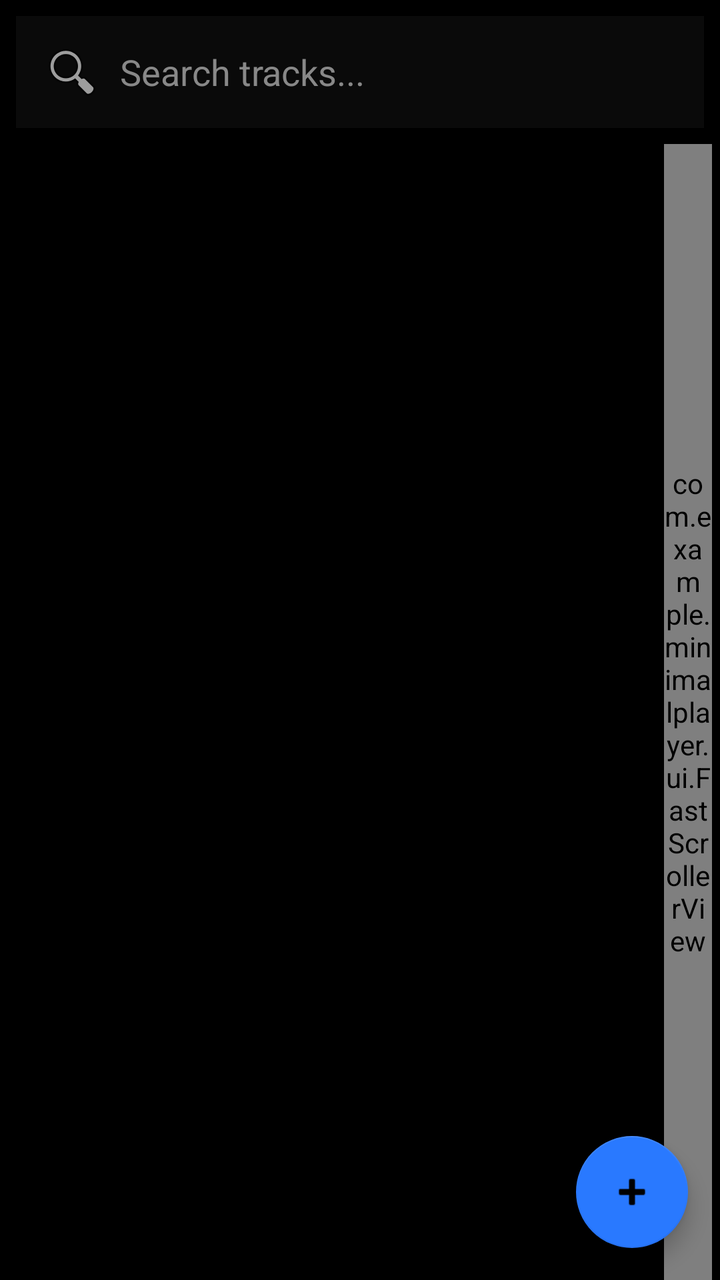
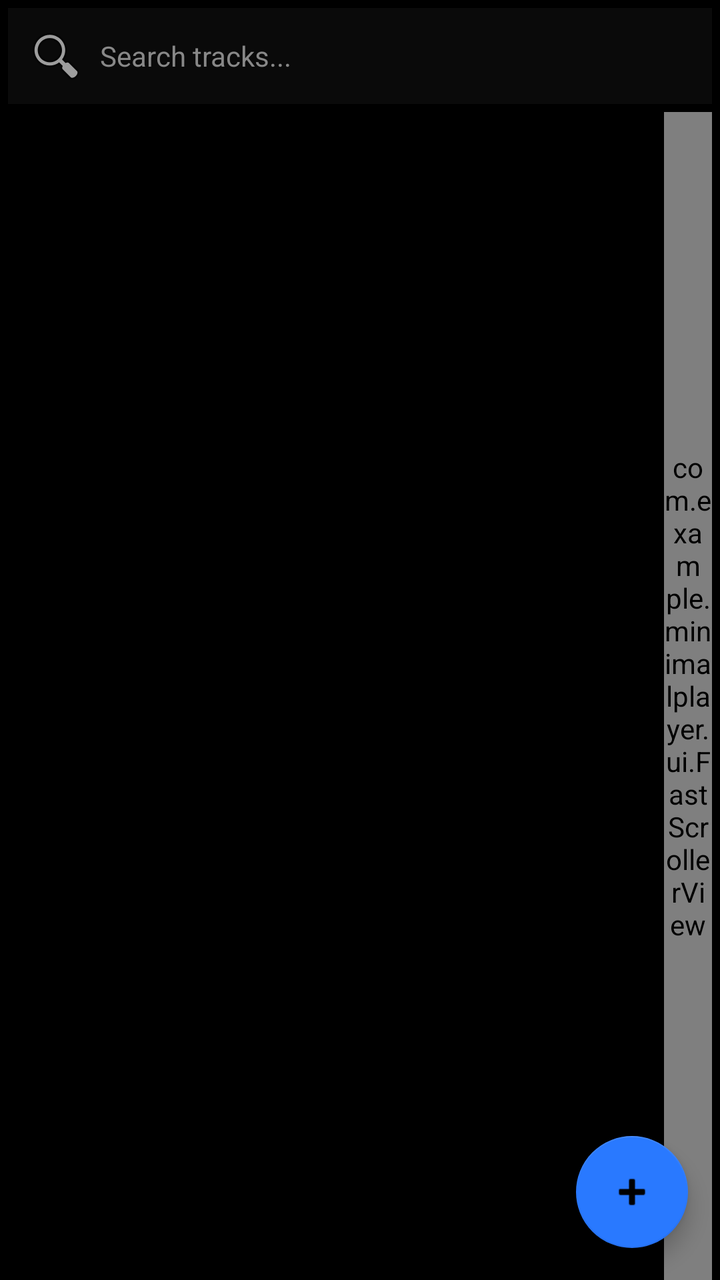

Compare the two renders of this Android layout. The source of the first and the diff that turns it into the second are given below.
<!-- AndroidManifest.xml: application theme Theme.MinimalPlayer -->
<!-- res/layout/fragment_tracks.xml -->
<LinearLayout xmlns:android="http://schemas.android.com/apk/res/android" xmlns:app="http://schemas.android.com/apk/res-auto"
    android:layout_width="match_parent" android:layout_height="match_parent" android:orientation="vertical" android:background="@color/black">
    <EditText android:id="@+id/etSearch" android:layout_width="match_parent" android:layout_height="wrap_content" android:hint="Search tracks..." android:padding="12dp" android:background="@color/elevated_surface" android:textColor="@color/text_primary" android:textColorHint="@color/text_secondary" android:inputType="text" android:maxLines="1" android:layout_margin="8dp" android:drawableStart="@android:drawable/ic_menu_search" android:drawablePadding="8dp" />
    <FrameLayout android:layout_width="match_parent" android:layout_height="0dp" android:layout_weight="1" android:clipChildren="false" android:clipToPadding="false">
        <androidx.recyclerview.widget.RecyclerView android:id="@+id/recyclerView" android:layout_width="match_parent" android:layout_height="match_parent" android:overScrollMode="always" android:clipToPadding="false" android:paddingBottom="88dp" android:nestedScrollingEnabled="true" />
        <com.example.minimalplayer.ui.FastScrollerView android:id="@+id/fastScroller" android:layout_width="24dp" android:layout_height="match_parent" android:layout_gravity="end" android:layout_marginEnd="4dp" />
        <com.google.android.material.floatingactionbutton.FloatingActionButton android:id="@+id/fabAdd" android:layout_width="wrap_content" android:layout_height="wrap_content" android:layout_gravity="bottom|end" android:layout_margin="16dp" android:contentDescription="Add Tracks" android:src="@android:drawable/ic_input_add" app:backgroundTint="@color/accent_blue" app:tint="@color/black" />
    </FrameLayout>
</LinearLayout>
<!-- resources referenced by this layout -->
<resources>
  <color name="accent_blue">#2979FF</color>
  <color name="black">#000000</color>
  <color name="elevated_surface">#0A0A0A</color>
  <color name="text_primary">#FFFFFF</color>
  <color name="text_secondary">#888888</color>
  <style name="Theme.MinimalPlayer" parent="Theme.MaterialComponents.NoActionBar">
          
          <item name="android:windowBackground">@color/black</item>
          <item name="android:colorBackground">@color/black</item>
  
          
          <item name="colorSurface">@color/elevated_surface</item>
          <item name="android:colorBackgroundFloating">@color/elevated_surface</item>
  
          
          <item name="colorPrimary">@color/accent_blue</item>
          <item name="colorPrimaryVariant">@color/accent_blue_dark</item>
          <item name="colorPrimaryDark">@color/black</item>
          <item name="colorSecondary">@color/accent_blue</item>
          <item name="colorSecondaryVariant">@color/accent_blue_dark</item>
          <item name="colorAccent">@color/accent_blue</item>
  
          
          <item name="android:textColorPrimary">@color/text_primary</item>
          <item name="android:textColorSecondary">@color/text_secondary</item>
  
          
          <item name="android:listDivider">@color/dividers</item>
  
          
          <item name="android:itemTextAppearance">@style/LargeMenuText</item>
          <item name="materialAlertDialogTheme">@style/LargeDialogTheme</item>
      </style>
  <color name="accent_blue_dark">#1C54B2</color>
  <color name="dividers">#262626</color>
  <style name="LargeMenuText" parent="TextAppearance.AppCompat.Widget.PopupMenu.Large">
          <item name="android:textSize">18sp</item>
      </style>
  <style name="LargeDialogTheme" parent="ThemeOverlay.MaterialComponents.MaterialAlertDialog">
          <item name="textAppearanceHeadline6">@style/LargeDialogTitle</item>
          <item name="textAppearanceBody2">@style/LargeDialogBody</item>
      </style>
  <style name="LargeDialogTitle" parent="TextAppearance.MaterialComponents.Headline6">
          <item name="android:textSize">22sp</item>
      </style>
  <style name="LargeDialogBody" parent="TextAppearance.MaterialComponents.Body2">
          <item name="android:textSize">18sp</item>
      </style>
</resources>

<!-- the commit's change to res/layout/fragment_tracks.xml (unified diff, before → after) -->
@@ -1,6 +1,6 @@
 <LinearLayout xmlns:android="http://schemas.android.com/apk/res/android" xmlns:app="http://schemas.android.com/apk/res-auto"
     android:layout_width="match_parent" android:layout_height="match_parent" android:orientation="vertical" android:background="@color/black">
-    <EditText android:id="@+id/etSearch" android:layout_width="match_parent" android:layout_height="wrap_content" android:hint="Search tracks..." android:padding="12dp" android:background="@color/elevated_surface" android:textColor="@color/text_primary" android:textColorHint="@color/text_secondary" android:inputType="text" android:maxLines="1" android:layout_margin="8dp" android:drawableStart="@android:drawable/ic_menu_search" android:drawablePadding="8dp" />
+    <EditText android:id="@+id/etSearch" android:layout_width="match_parent" android:layout_height="wrap_content" android:hint="Search tracks..." android:padding="8dp" android:background="@color/elevated_surface" android:textColor="@color/text_primary" android:textColorHint="@color/text_secondary" android:textSize="14sp" android:inputType="text" android:maxLines="1" android:layout_margin="4dp" android:drawableStart="@android:drawable/ic_menu_search" android:drawablePadding="6dp" />
     <FrameLayout android:layout_width="match_parent" android:layout_height="0dp" android:layout_weight="1" android:clipChildren="false" android:clipToPadding="false">
         <androidx.recyclerview.widget.RecyclerView android:id="@+id/recyclerView" android:layout_width="match_parent" android:layout_height="match_parent" android:overScrollMode="always" android:clipToPadding="false" android:paddingBottom="88dp" android:nestedScrollingEnabled="true" />
         <com.example.minimalplayer.ui.FastScrollerView android:id="@+id/fastScroller" android:layout_width="24dp" android:layout_height="match_parent" android:layout_gravity="end" android:layout_marginEnd="4dp" />
